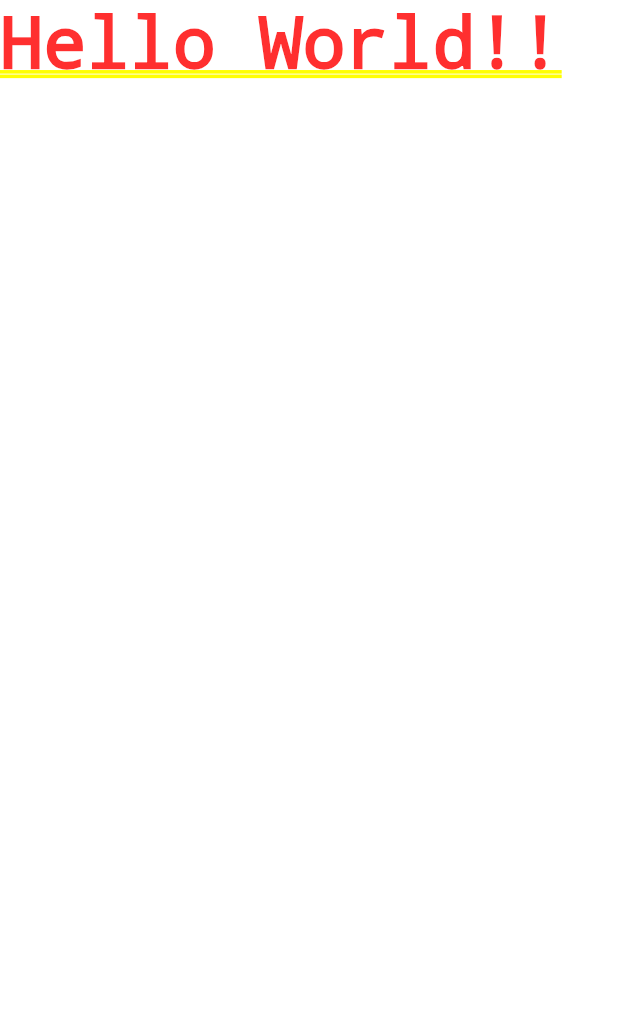
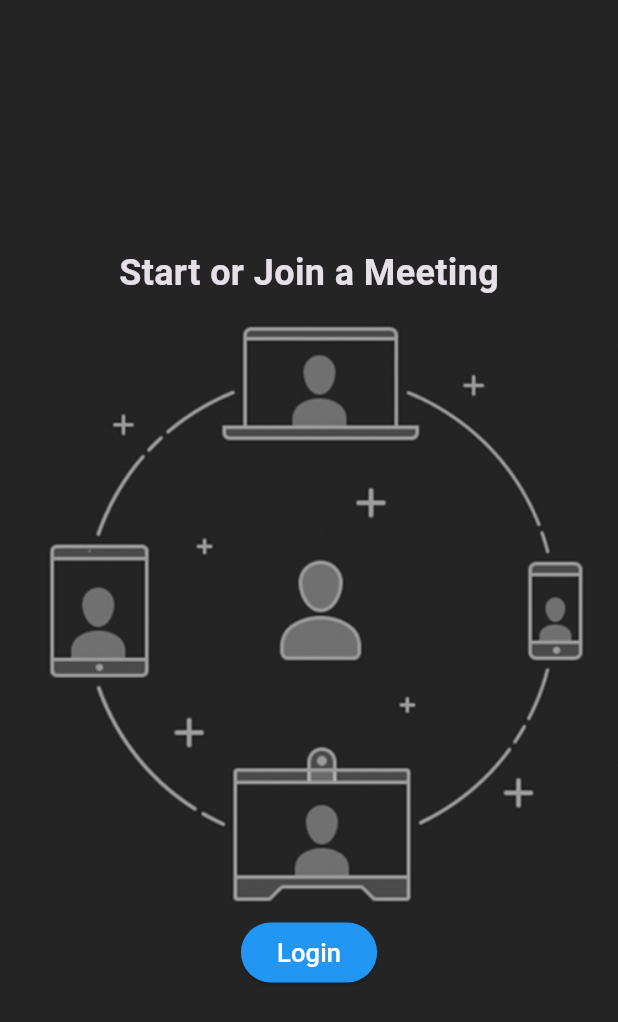
Before and after one commit to puniiith25/videochat, a Flutter app: the screen it shows after launch, on a phone screen of 412 x 824 dp. Shown: the top 1022 px of the screen. Run offline on Flutter 3.47's test engine with Material 3 defaults, Android fonts, the phone set to English and light mode, and no system bars.

Commit message:
login Page updated

```diff
--- a/lib/main.dart
+++ b/lib/main.dart
@@ -1,4 +1,6 @@
 import 'package:flutter/material.dart';
+import 'package:videochat/screens/login.dart';
+import 'utils/colors.dart';
 
 void main() {
   runApp(const MyApp());
@@ -7,30 +9,16 @@ void main() {
 class MyApp extends StatelessWidget {
   const MyApp({super.key});
 
-  // This widget is the root of your application.
   @override
   Widget build(BuildContext context) {
     return MaterialApp(
-      title: 'Flutter Demo',
-      theme: ThemeData(
-        // This is the theme of your application.
-        //
-        // TRY THIS: Try running your application with "flutter run". You'll see
-        // the application has a purple toolbar. Then, without quitting the app,
-        // try changing the seedColor in the colorScheme below to Colors.green
-        // and then invoke "hot reload" (save your changes or press the "hot
-        // reload" button in a Flutter-supported IDE, or press "r" if you used
-        // the command line to start the app).
-        //
-        // Notice that the counter didn't reset back to zero; the application
-        // state is not lost during the reload. To reset the state, use hot
-        // restart instead.
-        //
-        // This works for code too, not just values: Most code changes can be
-        // tested with just a hot reload.
-        colorScheme: ColorScheme.fromSeed(seedColor: Colors.deepPurple),
+      debugShowCheckedModeBanner: false,
+      title: 'VideoChat',
+      theme: ThemeData.dark().copyWith(
+        scaffoldBackgroundColor: backgroundColor,
       ),
-      home: const Text("Hello World!!"),
+      routes: {'/login': (context) => const LoginScreen()},
+      home: const LoginScreen(),
     );
   }
 }
--- /dev/null
+++ b/lib/screens/login.dart
@@ -0,0 +1,28 @@
+import 'package:flutter/material.dart';
+import 'package:videochat/widgets/costum_button.dart';
+
+class LoginScreen extends StatefulWidget {
+  const LoginScreen({super.key});
+
+  @override
+  State<LoginScreen> createState() => _LoginScreenState();
+}
+
+class _LoginScreenState extends State<LoginScreen> {
+  @override
+  Widget build(BuildContext context) {
+    return Scaffold(
+      body: Column(
+        mainAxisAlignment: MainAxisAlignment.center,
+        children: [
+          const Text(
+            "Start or Join a Meeting",
+            style: TextStyle(fontSize: 24, fontWeight: FontWeight.bold),
+          ),
+          Image.asset('assets/images/onboarding.jpg'),
+          costumbuttton(text: "Login"),
+        ],
+      ),
+    );
+  }
+}
--- /dev/null
+++ b/lib/utils/colors.dart
@@ -0,0 +1,6 @@
+import 'package:flutter/material.dart';
+
+const backgroundColor = Color.fromRGBO(36, 36, 36, 1);
+const buttonColor = Color.fromRGBO(14, 114, 236, 1);
+const footerColor = Color.fromRGBO(26, 26, 26, 1);
+const secondaryBackgroundColor = Color.fromRGBO(46, 46, 46, 1);
--- /dev/null
+++ b/lib/widgets/costum_button.dart
@@ -0,0 +1,18 @@
+import 'package:flutter/material.dart';
+
+class costumbuttton extends StatelessWidget {
+  final String text;
+  const costumbuttton({Key? key, required this.text}) : super(key: key);
+
+  @override
+  Widget build(BuildContext context) {
+    return ElevatedButton(
+      onPressed: () {},
+      style: ElevatedButton.styleFrom(backgroundColor: Colors.blue),
+      child: Text(
+        text,
+        style: const TextStyle(fontSize: 17, color: Colors.white ,),
+      ),
+    );
+  }
+}
--- a/pubspec.yaml
+++ b/pubspec.yaml
@@ -58,8 +58,8 @@ flutter:
   uses-material-design: true
 
   # To add assets to your application, add an assets section, like this:
-  # assets:
-  #   - images/a_dot_burr.jpeg
+  assets:
+    - assets/images/
   #   - images/a_dot_ham.jpeg
 
   # An image asset can refer to one or more resolution-specific "variants", see
```
Also changed, not shown: assets/images/onboarding.jpg (added).
